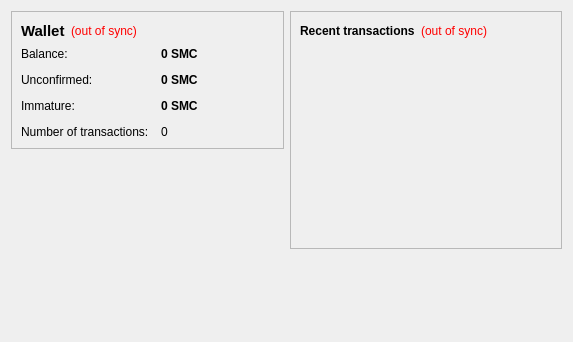
The window that src/qt/forms/overviewpage.ui (canabit/canabit) describes before a commit, drawn with Qt 5.
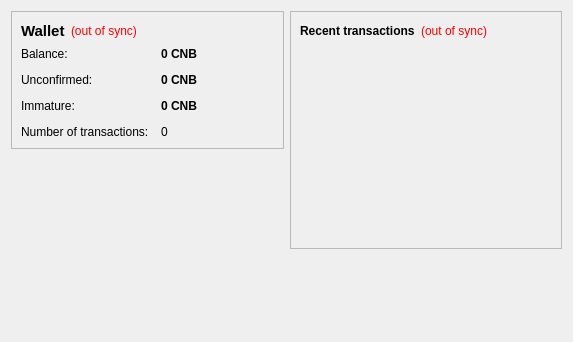
The same window after the commit.

The edit to the form file:
```diff
--- a/src/qt/forms/overviewpage.ui
+++ b/src/qt/forms/overviewpage.ui
@@ -105,7 +105,7 @@
              <string>Your current balance</string>
             </property>
             <property name="text">
-             <string notr="true">0 SMC</string>
+             <string notr="true">0 CNB</string>
             </property>
             <property name="textInteractionFlags">
              <set>Qt::LinksAccessibleByMouse|Qt::TextSelectableByKeyboard|Qt::TextSelectableByMouse</set>
@@ -134,7 +134,7 @@
              <string>Total of transactions that have yet to be confirmed, and do not yet count toward the current balance</string>
             </property>
             <property name="text">
-             <string notr="true">0 SMC</string>
+             <string notr="true">0 CNB</string>
             </property>
             <property name="textInteractionFlags">
              <set>Qt::LinksAccessibleByMouse|Qt::TextSelectableByKeyboard|Qt::TextSelectableByMouse</set>
@@ -177,7 +177,7 @@
              <string>Mined balance that has not yet matured</string>
             </property>
             <property name="text">
-             <string notr="true">0 SMC</string>
+             <string notr="true">0 CNB</string>
             </property>
             <property name="textInteractionFlags">
              <set>Qt::LinksAccessibleByMouse|Qt::TextSelectableByKeyboard|Qt::TextSelectableByMouse</set>
```
Left out of the diff: 4 changed lines with no effect on the pictures.
